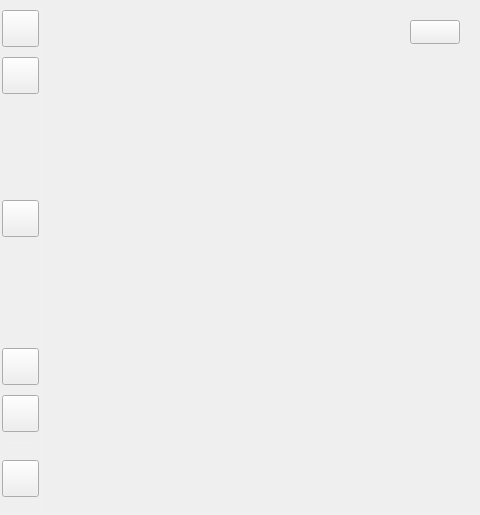
The window that mainwindow.ui (ukui/kylin-nm) describes before a commit, drawn with Qt 5.
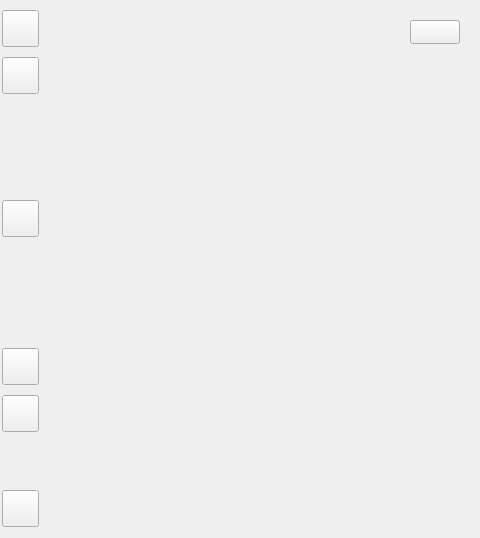
The same window after the commit.

```diff
--- a/mainwindow.ui
+++ b/mainwindow.ui
@@ -7,23 +7,13 @@
     <x>0</x>
     <y>0</y>
     <width>480</width>
-    <height>515</height>
+    <height>538</height>
    </rect>
   </property>
   <property name="windowTitle">
    <string>kylin-nm</string>
   </property>
   <widget class="QWidget" name="centralWidget">
-   <widget class="QWidget" name="wdgHead" native="true">
-    <property name="geometry">
-     <rect>
-      <x>1</x>
-      <y>1</y>
-      <width>41</width>
-      <height>513</height>
-     </rect>
-    </property>
-   </widget>
    <widget class="QLabel" name="lbBtnNetBG">
     <property name="geometry">
      <rect>
@@ -80,7 +70,7 @@
     <property name="geometry">
      <rect>
       <x>2</x>
-      <y>460</y>
+      <y>490</y>
       <width>37</width>
       <height>37</height>
      </rect>
@@ -93,7 +83,7 @@
     <property name="geometry">
      <rect>
       <x>10</x>
-      <y>468</y>
+      <y>498</y>
       <width>22</width>
       <height>22</height>
      </rect>
@@ -106,7 +96,7 @@
     <property name="geometry">
      <rect>
       <x>2</x>
-      <y>460</y>
+      <y>490</y>
       <width>37</width>
       <height>37</height>
      </rect>
@@ -297,29 +287,13 @@
      <string/>
     </property>
    </widget>
-   <widget class="Line" name="line">
-    <property name="geometry">
-     <rect>
-      <x>2</x>
-      <y>442</y>
-      <width>35</width>
-      <height>1</height>
-     </rect>
-    </property>
-    <property name="styleSheet">
-     <string notr="true">background-color: rgba(255, 255, 255,0.06);</string>
-    </property>
-    <property name="orientation">
-     <enum>Qt::Horizontal</enum>
-    </property>
-   </widget>
-   <widget class="Line" name="line_2">
+   <widget class="Line" name="vLine">
     <property name="geometry">
      <rect>
       <x>41</x>
       <y>0</y>
       <width>1</width>
-      <height>515</height>
+      <height>538</height>
      </rect>
     </property>
     <property name="styleSheet">
```
Left out of the diff: 4 changed lines with no effect on the pictures.
